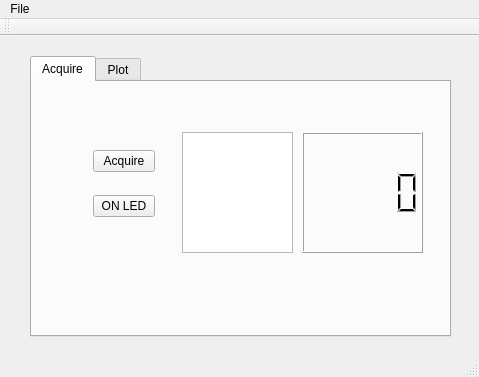
wawy1967/wawyQtFilePLot, file mainwindow.ui: the form before one commit.
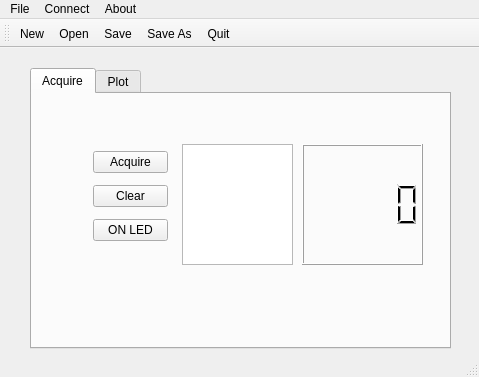
The form after the commit. Custom widgets are drawn as their Qt base class.

Patch:
```diff
--- a/mainwindow.ui
+++ b/mainwindow.ui
@@ -38,7 +38,7 @@
        <rect>
         <x>50</x>
         <y>40</y>
-        <width>84</width>
+        <width>97</width>
         <height>124</height>
        </rect>
       </property>
@@ -50,6 +50,13 @@
          </property>
         </widget>
        </item>
+       <item>
+        <widget class="QPushButton" name="pushButtonClear">
+         <property name="text">
+          <string>Clear</string>
+         </property>
+        </widget>
+       </item>
        <item>
         <widget class="QPushButton" name="pushButton">
          <property name="text">
@@ -116,7 +123,7 @@
      <x>0</x>
      <y>0</y>
      <width>479</width>
-     <height>21</height>
+     <height>22</height>
     </rect>
    </property>
    <widget class="QMenu" name="menuFile">
@@ -129,7 +136,23 @@
     <addaction name="actionSave_As"/>
     <addaction name="actionQuit"/>
    </widget>
+   <widget class="QMenu" name="menuConnect">
+    <property name="title">
+     <string>Connect</string>
+    </property>
+    <addaction name="actionPort0"/>
+    <addaction name="actionPort1"/>
+    <addaction name="actionPort2"/>
+   </widget>
+   <widget class="QMenu" name="menuAbout">
+    <property name="title">
+     <string>About</string>
+    </property>
+    <addaction name="actionTempReader"/>
+   </widget>
    <addaction name="menuFile"/>
+   <addaction name="menuConnect"/>
+   <addaction name="menuAbout"/>
   </widget>
   <widget class="QToolBar" name="mainToolBar">
    <attribute name="toolBarArea">
@@ -138,6 +161,11 @@
    <attribute name="toolBarBreak">
     <bool>false</bool>
    </attribute>
+   <addaction name="actionNew"/>
+   <addaction name="actionOpen"/>
+   <addaction name="actionSave"/>
+   <addaction name="actionSave_As"/>
+   <addaction name="actionQuit"/>
   </widget>
   <widget class="QStatusBar" name="statusBar"/>
   <action name="actionNew">
```
Left out of the diff: 39 changed lines with no effect on the pictures.
